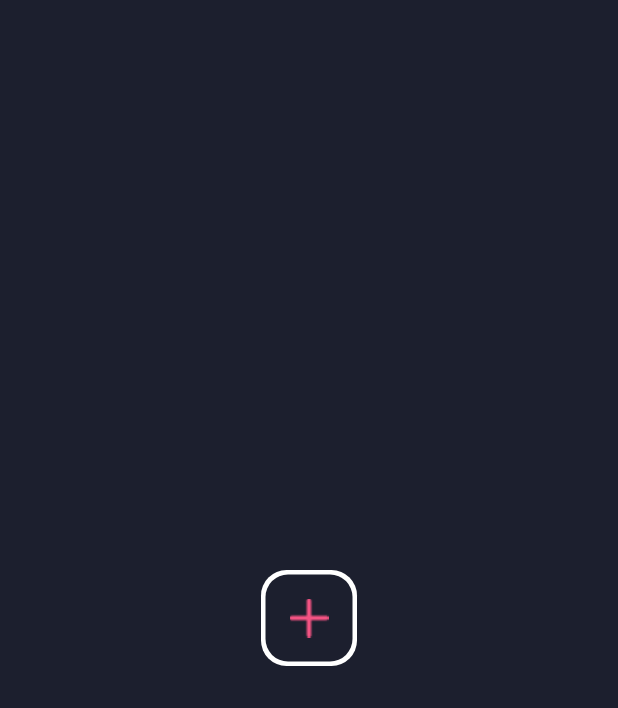
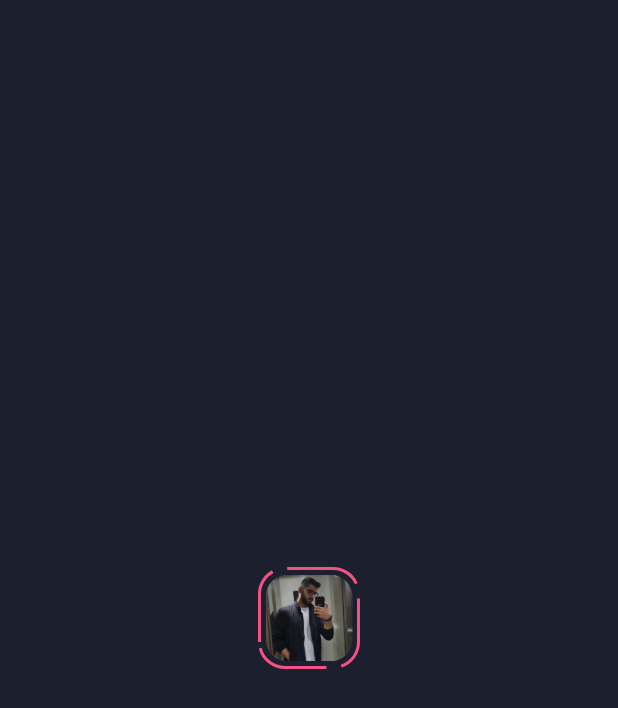
Before and after one commit to Alireza-Seif/Instagram-clone, a Flutter app: the screen it shows after launch, on a phone screen of 412 x 824 dp. Shown: the top 708 px of the screen. Run offline on Flutter 3.47's test engine with Material 3 defaults, Android fonts, the phone set to English and light mode, and no system bars; drawn by our look-alikes of dotted_border.

Commit message:
feat: add Store Box

```diff
--- a/lib/screens/home_screen.dart
+++ b/lib/screens/home_screen.dart
@@ -1,5 +1,5 @@
 import 'package:flutter/material.dart';
-import 'package:flutter/widgets.dart';
+import 'package:dotted_border/dotted_border.dart';
 
 class HomeScreen extends StatelessWidget {
   const HomeScreen({super.key});
@@ -10,7 +10,32 @@ class HomeScreen extends StatelessWidget {
       backgroundColor: const Color(0xff1C1F2E),
       body: SafeArea(
         child: Center(
-          child: Container(
+            child: _getStoryBox()),
+      ),
+    );
+  }
+
+  DottedBorder _getStoryBox() {
+    return DottedBorder(
+        borderType: BorderType.RRect,
+        radius: const Radius.circular(17),
+        color: const Color(0xffF35383),
+        strokeWidth: 2,
+        dashPattern: const [50,10],
+        padding: const EdgeInsets.all(4),
+        child: ClipRRect(
+          borderRadius: const BorderRadius.all(Radius.circular(15)),
+          child: SizedBox(
+            height: 58,
+            width: 58,
+            child: Image.asset('assets/images/my_pf.png'),
+          ),
+        ),
+      );
+  }
+
+  Widget _getAddStoryBox() {
+    return Container(
       width: 64,
       height: 64,
       padding: const EdgeInsets.all(3),
@@ -27,9 +52,6 @@ class HomeScreen extends StatelessWidget {
         ),
         child: Image.asset('assets/images/icon_plus.png'),
       ),
-          ),
-        ),
-      ),
     );
   }
 }
--- a/pubspec.yaml
+++ b/pubspec.yaml
@@ -7,6 +7,7 @@ environment:
   sdk: ">=3.3.0 <4.0.0"
 
 dependencies:
+  dotted_border: ^2.1.0
   flutter:
     sdk: flutter
 
```
Also changed, not shown: pubspec.lock. Lines whose indentation alone changed are shown as unchanged.
